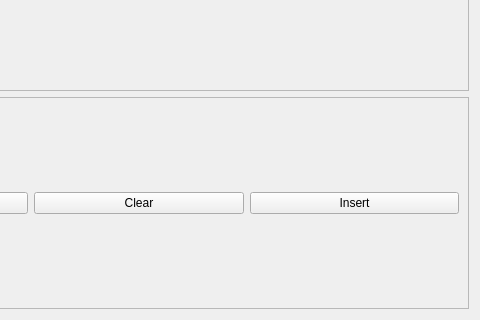
Before: the Qt Designer form ui/CostsTab.ui in CS-4820-Library-Project/COUNTER-5-Report-Tool-2020-5.0, drawn with Qt 5; both pictures show x 418 to 898 and y 351 to 671 of the 898 by 671 pixel window.
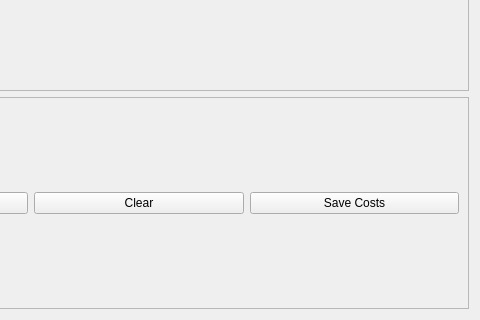
After: the same form once the commit is applied. Icons and pictures are not drawn.

Commit message: changed insert costs button to save costs button; allowed setting default currency and showing default first in list of currencies

Diff of the .ui file:
```diff
--- a/ui/CostsTab.ui
+++ b/ui/CostsTab.ui
@@ -175,7 +175,7 @@
       <item row="0" column="3">
        <widget class="QPushButton" name="costs_insert_button">
         <property name="text">
-         <string>Insert</string>
+         <string>Save Costs</string>
         </property>
        </widget>
       </item>
```
Left out of the diff: 2 changed lines with no effect on the pictures. The commit also changes 6 other files.
